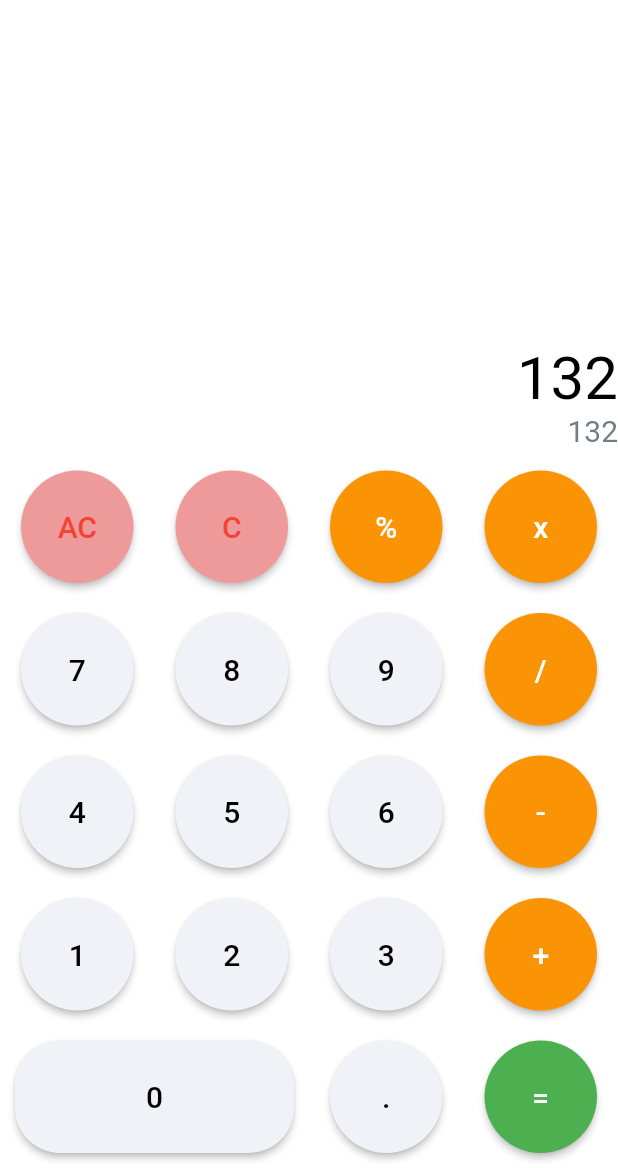
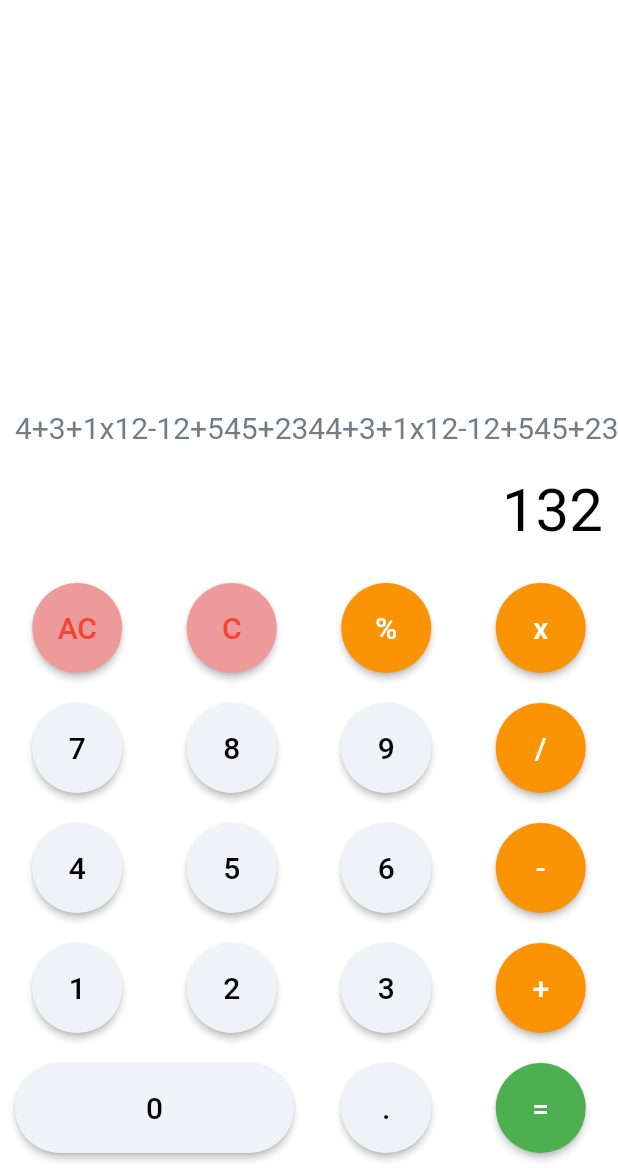
Before and after one commit to amrmustafa02/calculator-app, a Flutter app: the screen it shows after launch, on a phone screen of 412 x 824 dp, the part 68-1236 px from its top. Run offline on Flutter 3.47's test engine with Material 2 defaults, Android fonts, the phone set to English and light mode, and no system bars.

Commit message:
update ui, add scroll view to to text

```diff
--- a/lib/digit_button.dart
+++ b/lib/digit_button.dart
@@ -20,8 +20,8 @@ class DigitBtn extends StatelessWidget {
     return Expanded(
       flex: flexBtn,
       child: Container(
-        margin: const EdgeInsets.all(10),
-        height: 75,
+        margin: const EdgeInsets.symmetric(vertical: 10),
+        height: 60,
         child: ElevatedButton(
           style: ElevatedButton.styleFrom(
               shape: const CircleBorder(), backgroundColor: color),
--- a/lib/home_screen.dart
+++ b/lib/home_screen.dart
@@ -20,20 +20,33 @@ class HomeScreen extends StatelessWidget {
         backgroundColor: Colors.white,
         elevation: 0,
       ),
-      body: Column(
+      body: Container(
+        padding: const EdgeInsets.all(0),
+        child: Column(
           crossAxisAlignment: CrossAxisAlignment.end,
           children: [
-          const Spacer(),
-          const Text(
+
+
+            Spacer(),
+            SingleChildScrollView(
+              scrollDirection: Axis.horizontal,
+              child: Container(
+                alignment: Alignment.topRight,
+                margin: const EdgeInsets.all(10),
+                child: const Text(
+                  "4+3+1x12-12+545+2344+3+1x12-12+545+2344+3+1x12-12+545+234",
+                  style: TextStyle(fontSize: 20, color: MyColors.textColor),
+                ),
+              ),
+            ),
+            Container(
+              margin: EdgeInsets.all(10),
+              child: const Text(
                 "132",
                 style: TextStyle(fontSize: 40, color: Colors.black),
               ),
-          const Text(
-            "132",
-            style: TextStyle(fontSize: 20, color: MyColors.textColor),
             ),
             const SizedBox(height: 5,),
-
             Row(
               children: [
                 DigitBtn("AC",color: Colors.red.shade200,textCol: Colors.red,),
@@ -76,6 +89,7 @@ class HomeScreen extends StatelessWidget {
 
           ],
         ),
+      ),
     );
   }
 }
--- a/lib/operator_button.dart
+++ b/lib/operator_button.dart
@@ -20,7 +20,7 @@ class RoundedButton extends StatelessWidget {
       flex: flexBtn,
       child: Container(
         margin: const EdgeInsets.all(10),
-        height: 75,
+        height: 60,
         child: ElevatedButton(
           style: ElevatedButton.styleFrom(
               shape: RoundedRectangleBorder(
```
Lines whose indentation alone changed are shown as unchanged.
